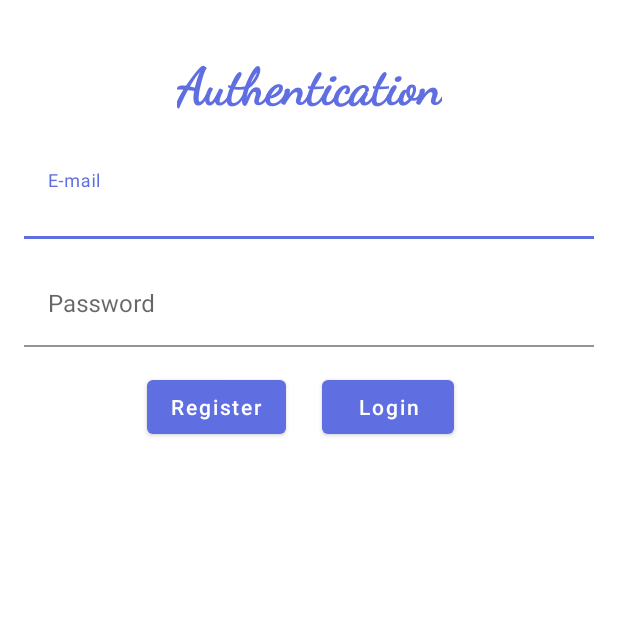
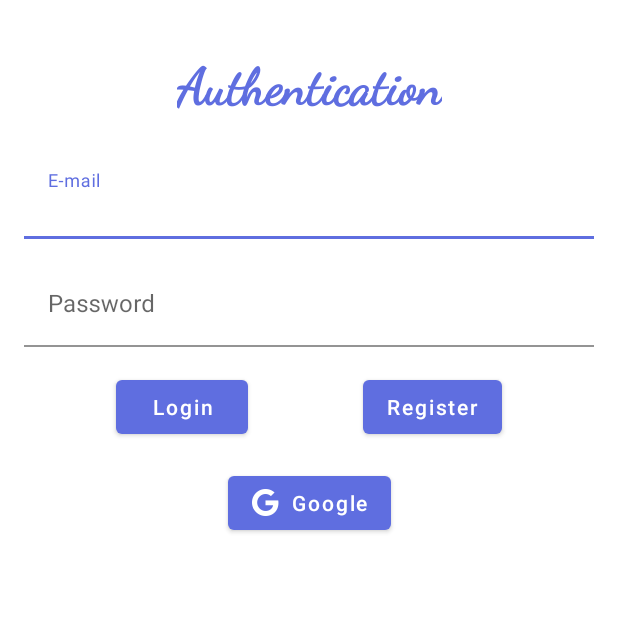
Before and after one commit to rodrigoCodDev/Compiti, an Android app: the screen it shows after launch (AuthenticationActivity), on a phone screen of 412 x 824 dp, the top half of it. Run offline under Robolectric (Android 15) with nearby library versions, the phone set to English and light mode, and no system bars; our stand-ins replace Firebase (no records; nobody signed in at launch, a user with empty details on screens opened directly), navigation-ui.

Commit message:
Adicionando autenticação com Google

```diff
--- a/app/build.gradle
+++ b/app/build.gradle
@@ -39,6 +39,7 @@ dependencies {
     implementation 'androidx.navigation:navigation-ui:2.3.5'
     implementation 'com.github.satyan:sugar:1.3'
     implementation 'com.google.firebase:firebase-auth:21.0.7'
+    implementation 'com.google.android.gms:play-services-auth:20.4.0'
 
     testImplementation 'junit:junit:4.13.2'
     androidTestImplementation 'androidx.test.ext:junit:1.1.3'
--- a/app/src/main/java/com/rcoddev/compiti/ui/authentication/AuthenticationActivity.java
+++ b/app/src/main/java/com/rcoddev/compiti/ui/authentication/AuthenticationActivity.java
@@ -1,8 +1,11 @@
 package com.rcoddev.compiti.ui.authentication;
 
+import androidx.activity.result.ActivityResultLauncher;
+import androidx.activity.result.contract.ActivityResultContracts;
 import androidx.annotation.NonNull;
 import androidx.appcompat.app.AppCompatActivity;
 
+import android.app.Activity;
 import android.content.Context;
 import android.content.Intent;
 import android.os.Bundle;
@@ -10,11 +13,18 @@ import android.util.Log;
 import android.view.View;
 import android.widget.Toast;
 
+import com.google.android.gms.auth.api.signin.GoogleSignIn;
+import com.google.android.gms.auth.api.signin.GoogleSignInAccount;
+import com.google.android.gms.auth.api.signin.GoogleSignInClient;
+import com.google.android.gms.auth.api.signin.GoogleSignInOptions;
+import com.google.android.gms.common.api.ApiException;
 import com.google.android.gms.tasks.OnCompleteListener;
 import com.google.android.gms.tasks.Task;
 import com.google.android.material.textfield.TextInputEditText;
+import com.google.firebase.auth.AuthCredential;
 import com.google.firebase.auth.AuthResult;
 import com.google.firebase.auth.FirebaseAuth;
+import com.google.firebase.auth.GoogleAuthProvider;
 import com.rcoddev.compiti.R;
 import com.rcoddev.compiti.databinding.ActivityAuthenticationBinding;
 import com.rcoddev.compiti.databinding.ActivityMainBinding;
@@ -29,10 +39,40 @@ public class AuthenticationActivity extends AppCompatActivity {
     private TextInputEditText editTextAuthEmail;
     private TextInputEditText editTextAuthPassword;
 
+    private GoogleSignInOptions gso;
+    private GoogleSignInClient gsc;
+
+    // TODO: organizar
+
+    private ActivityResultLauncher<Intent> activityResultLauncher = registerForActivityResult(
+            new ActivityResultContracts.StartActivityForResult(),
+            result -> {
+                if (result.getResultCode() == Activity.RESULT_OK) {
+                    Intent intentResult = result.getData();
+                    Task<GoogleSignInAccount> task = GoogleSignIn
+                            .getSignedInAccountFromIntent(intentResult);
+
+                    try {
+                        GoogleSignInAccount account = task.getResult(ApiException.class);
+                        loginGoogleWithCredentials(account.getIdToken());
+
+                    } catch (ApiException e) {
+                        Toast.makeText(this, "Erro ao logar", Toast.LENGTH_LONG).show();
+                    }
+                }
+            });
+
     @Override
     protected void onCreate(Bundle savedInstanceState) {
         super.onCreate(savedInstanceState);
         setContentView(R.layout.activity_authentication);
+
+        gso = new GoogleSignInOptions.Builder(GoogleSignInOptions.DEFAULT_SIGN_IN)
+                .requestIdToken("token")
+                .requestEmail()
+                .build();
+
+        gsc = GoogleSignIn.getClient(this, gso);
 
         editTextAuthEmail = findViewById(R.id.editTextAuthEmail);
         editTextAuthPassword = findViewById(R.id.editTextAuthPassword);
@@ -66,9 +106,31 @@ public class AuthenticationActivity extends AppCompatActivity {
                 });
     }
 
+    public void loginGoogle(View view) {
+        Intent signInIntent = gsc.getSignInIntent();
+        activityResultLauncher.launch(signInIntent);
+    }
+
     public void register(View view) {
         Intent intent = new Intent(getApplicationContext(), RegisterActivity.class);
         startActivity(intent);
         finish();
     }
+
+    private void loginGoogleWithCredentials(String token) {
+        AuthCredential credential = GoogleAuthProvider.getCredential(token, null);
+
+        user.signInWithCredential(credential).addOnCompleteListener(this, task -> {
+            if (task.isSuccessful()) {
+                Context context = getApplicationContext();
+                Intent intent = new Intent(context, MainActivity.class);
+
+                startActivity(intent);
+                finish();
+
+            } else {
+                Toast.makeText(this, "Falha ao logar", Toast.LENGTH_LONG).show();
+            }
+        });
+    }
 }
--- a/app/src/main/res/layout/activity_authentication.xml
+++ b/app/src/main/res/layout/activity_authentication.xml
@@ -65,12 +65,13 @@
         android:id="@+id/buttonLogin"
         android:layout_width="wrap_content"
         android:layout_height="wrap_content"
-        android:layout_marginStart="8dp"
         android:layout_marginTop="16dp"
         android:onClick="login"
         android:text="Login"
         android:textAllCaps="false"
-        app:layout_constraintStart_toStartOf="@+id/guideline3"
+        app:layout_constraintEnd_toStartOf="@+id/buttonRegister"
+        app:layout_constraintHorizontal_bias="0.5"
+        app:layout_constraintStart_toStartOf="parent"
         app:layout_constraintTop_toBottomOf="@+id/textInputLayout3" />
 
     <Button
@@ -78,18 +79,26 @@
         android:layout_width="wrap_content"
         android:layout_height="wrap_content"
         android:layout_marginTop="16dp"
-        android:layout_marginEnd="16dp"
         android:onClick="register"
         android:text="Register"
         android:textAllCaps="false"
-        app:layout_constraintEnd_toStartOf="@+id/guideline3"
+        app:layout_constraintEnd_toEndOf="parent"
+        app:layout_constraintHorizontal_bias="0.5"
+        app:layout_constraintHorizontal_chainStyle="spread"
+        app:layout_constraintStart_toEndOf="@+id/buttonLogin"
         app:layout_constraintTop_toBottomOf="@+id/textInputLayout3" />
 
-    <androidx.constraintlayout.widget.Guideline
-        android:id="@+id/guideline3"
+    <Button
+        android:id="@+id/button2"
         android:layout_width="wrap_content"
         android:layout_height="wrap_content"
-        android:orientation="vertical"
-        app:layout_constraintGuide_percent="0.50121653" />
+        android:layout_marginTop="16dp"
+        android:onClick="loginGoogle"
+        android:text="Google"
+        android:textAllCaps="false"
+        app:icon="@drawable/googleg_standard_color_18"
+        app:layout_constraintEnd_toEndOf="parent"
+        app:layout_constraintStart_toStartOf="parent"
+        app:layout_constraintTop_toBottomOf="@+id/buttonLogin" />
 
 </androidx.constraintlayout.widget.ConstraintLayout>
```
